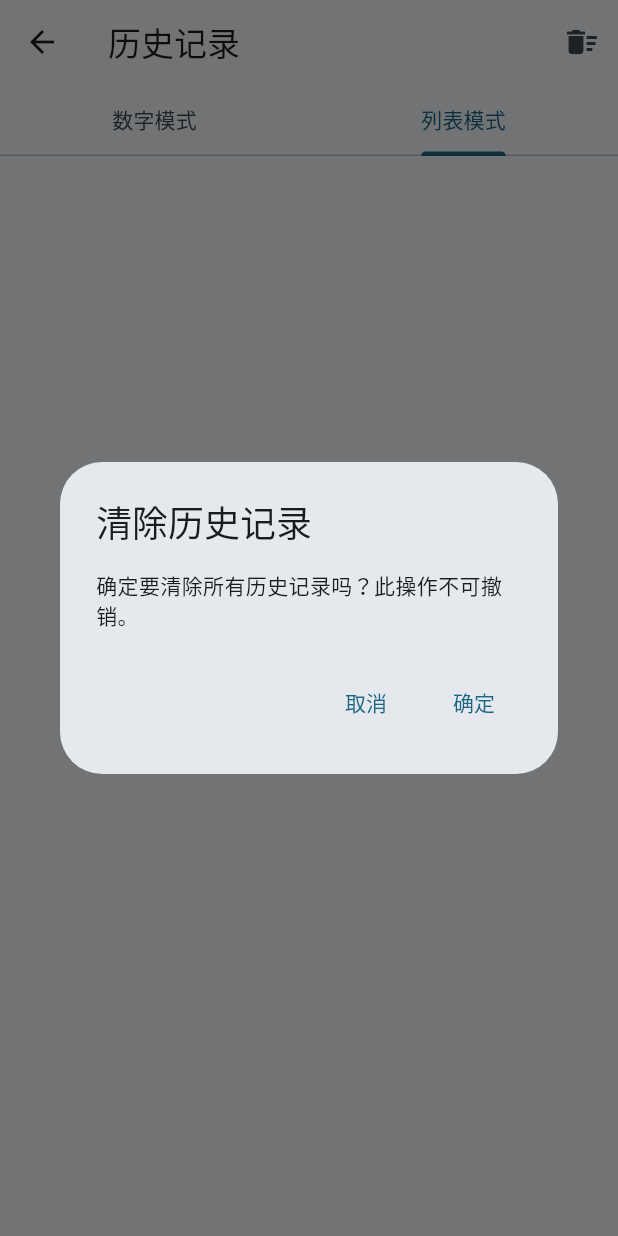
After one commit to mimai114514/random_flutter, a Flutter app: the HistoryPage screen opened directly, tab 2 chosen, after a tap on the "delete sweep" icon, on a phone screen of 412 x 824 dp. The commit adds this screen. Run offline on Flutter 3.47's test engine with Material 3 defaults, Android fonts, the light colour scheme and no system bars; our stand-ins replace shared_preferences; accounts and stored records are empty.

Commit message:
完成历史记录功能

```diff
--- /dev/null
+++ b/lib/history_page.dart
@@ -0,0 +1,179 @@
+import 'package:flutter/material.dart';
+import 'package:provider/provider.dart';
+import 'models/history_model.dart';
+import 'providers/history_provider.dart';
+
+class HistoryPage extends StatefulWidget {
+  const HistoryPage({Key? key}) : super(key: key);
+
+  @override
+  _HistoryPageState createState() => _HistoryPageState();
+}
+
+class _HistoryPageState extends State<HistoryPage> with SingleTickerProviderStateMixin {
+  late TabController _tabController;
+
+  @override
+  void initState() {
+    super.initState();
+    _tabController = TabController(length: 2, vsync: this);
+
+    // 初始化时加载历史记录
+    WidgetsBinding.instance.addPostFrameCallback((_) {
+      Provider.of<HistoryProvider>(context, listen: false).loadHistoryRecords();
+    });
+  }
+
+  @override
+  void dispose() {
+    _tabController.dispose();
+    super.dispose();
+  }
+
+  @override
+  Widget build(BuildContext context) {
+    return Scaffold(
+      appBar: AppBar(
+        title: const Text('历史记录'),
+        bottom: TabBar(
+          controller: _tabController,
+          tabs: const [
+            Tab(text: '数字模式'),
+            Tab(text: '列表模式'),
+          ],
+        ),
+        actions: [
+          IconButton(
+            icon: const Icon(Icons.delete_sweep),
+            tooltip: '清除所有历史记录',
+            onPressed: () => _showClearHistoryDialog(context),
+          ),
+        ],
+      ),
+      body: TabBarView(
+        controller: _tabController,
+        children: const [
+          NumberHistoryTab(),
+          ListHistoryTab(),
+        ],
+      ),
+    );
+  }
+
+  void _showClearHistoryDialog(BuildContext context) {
+    showDialog(
+      context: context,
+      builder: (context) => AlertDialog(
+        title: const Text('清除历史记录'),
+        content: const Text('确定要清除所有历史记录吗？此操作不可撤销。'),
+        actions: [
+          TextButton(
+            onPressed: () => Navigator.of(context).pop(),
+            child: const Text('取消'),
+          ),
+          TextButton(
+            onPressed: () {
+              Provider.of<HistoryProvider>(context, listen: false).clearHistoryRecords();
+              Navigator.of(context).pop();
+            },
+            child: const Text('确定'),
+          ),
+        ],
+      ),
+    );
+  }
+}
+
+class NumberHistoryTab extends StatelessWidget {
+  const NumberHistoryTab({Key? key}) : super(key: key);
+
+  @override
+  Widget build(BuildContext context) {
+    return Consumer<HistoryProvider>(
+      builder: (context, historyProvider, child) {
+        if (historyProvider.isLoading) {
+          return const Center(child: CircularProgressIndicator());
+        }
+
+        final numberRecords = historyProvider.numberHistoryRecords;
+
+        if (numberRecords.isEmpty) {
+          return const Center(child: Text('暂无数字模式历史记录'));
+        }
+
+        return ListView.builder(
+          itemCount: numberRecords.length,
+          itemBuilder: (context, index) {
+            final record = numberRecords[index];
+            return ListTile(
+              title: Text(
+                record.result,
+                style: const TextStyle(fontSize: 18, fontWeight: FontWeight.bold),
+              ),
+              subtitle: Row(
+                children: [
+                  Text(
+                    record.formattedTimestamp,
+                    style: const TextStyle(fontSize: 12),
+                  ),
+                  const SizedBox(width: 10),
+                  Text(
+                    '范围: ${record.range}',
+                    style: const TextStyle(fontSize: 12),
+                  ),
+                ],
+              ),
+            );
+          },
+        );
+      },
+    );
+  }
+}
+
+class ListHistoryTab extends StatelessWidget {
+  const ListHistoryTab({Key? key}) : super(key: key);
+
+  @override
+  Widget build(BuildContext context) {
+    return Consumer<HistoryProvider>(
+      builder: (context, historyProvider, child) {
+        if (historyProvider.isLoading) {
+          return const Center(child: CircularProgressIndicator());
+        }
+
+        final listRecords = historyProvider.listHistoryRecords;
+
+        if (listRecords.isEmpty) {
+          return const Center(child: Text('暂无列表模式历史记录'));
+        }
+
+        return ListView.builder(
+          itemCount: listRecords.length,
+          itemBuilder: (context, index) {
+            final record = listRecords[index];
+            return ListTile(
+              title: Text(
+                record.result,
+                style: const TextStyle(fontSize: 18, fontWeight: FontWeight.bold),
+              ),
+              subtitle: Row(
+                children: [
+                  Text(
+                    record.formattedTimestamp,
+                    style: const TextStyle(fontSize: 12),
+                  ),
+                  const SizedBox(width: 10),
+                  Text(
+                    '列表: ${record.listName}',
+                    style: const TextStyle(fontSize: 12),
+                  ),
+                ],
+              ),
+            );
+          },
+        );
+      },
+    );
+  }
+}
--- /dev/null
+++ b/lib/models/history_model.dart
@@ -0,0 +1,112 @@
+import 'dart:convert';
+import 'package:flutter/foundation.dart';
+import 'list_model.dart';
+
+// 历史记录基类
+abstract class HistoryRecord {
+  final String id;
+  final DateTime timestamp;
+  final String result;
+
+  HistoryRecord({
+    required this.id,
+    required this.timestamp,
+    required this.result,
+  });
+
+  Map<String, dynamic> toJson();
+
+  String get formattedTimestamp {
+    return '${timestamp.year}-${timestamp.month.toString().padLeft(2, '0')}-${timestamp.day.toString().padLeft(2, '0')} '
+           '${timestamp.hour.toString().padLeft(2, '0')}:${timestamp.minute.toString().padLeft(2, '0')}:${timestamp.second.toString().padLeft(2, '0')}';
+  }
+}
+
+// 数字模式历史记录
+class NumberHistoryRecord extends HistoryRecord {
+  final int minValue;
+  final int maxValue;
+
+  NumberHistoryRecord({
+    required String id,
+    required DateTime timestamp,
+    required String result,
+    required this.minValue,
+    required this.maxValue,
+  }) : super(id: id, timestamp: timestamp, result: result);
+
+  factory NumberHistoryRecord.fromJson(Map<String, dynamic> json) {
+    return NumberHistoryRecord(
+      id: json['id'],
+      timestamp: DateTime.parse(json['timestamp']),
+      result: json['result'],
+      minValue: json['minValue'],
+      maxValue: json['maxValue'],
+    );
+  }
+
+  @override
+  Map<String, dynamic> toJson() {
+    return {
+      'id': id,
+      'timestamp': timestamp.toIso8601String(),
+      'result': result,
+      'minValue': minValue,
+      'maxValue': maxValue,
+      'type': 'number',
+    };
+  }
+
+  String get range => '$minValue-$maxValue';
+}
+
+// 列表模式历史记录
+class ListHistoryRecord extends HistoryRecord {
+  final String listId;
+  final String listName;
+
+  ListHistoryRecord({
+    required String id,
+    required DateTime timestamp,
+    required String result,
+    required this.listId,
+    required this.listName,
+  }) : super(id: id, timestamp: timestamp, result: result);
+
+  factory ListHistoryRecord.fromJson(Map<String, dynamic> json) {
+    return ListHistoryRecord(
+      id: json['id'],
+      timestamp: DateTime.parse(json['timestamp']),
+      result: json['result'],
+      listId: json['listId'],
+      listName: json['listName'],
+    );
+  }
+
+  @override
+  Map<String, dynamic> toJson() {
+    return {
+      'id': id,
+      'timestamp': timestamp.toIso8601String(),
+      'result': result,
+      'listId': listId,
+      'listName': listName,
+      'type': 'list',
+    };
+  }
+}
+
+// 历史记录工厂方法
+class HistoryRecordFactory {
+  static HistoryRecord fromJson(Map<String, dynamic> json) {
+    final type = json['type'];
+
+    if (type == 'number') {
+      return NumberHistoryRecord.fromJson(json);
+    } else if (type == 'list') {
+      return ListHistoryRecord.fromJson(json);
+    } else {
+      throw Exception('Unknown history record type: $type');
+    }
+  }
+}
--- /dev/null
+++ b/lib/providers/history_provider.dart
@@ -0,0 +1,81 @@
+import 'package:flutter/foundation.dart';
+import 'package:uuid/uuid.dart';
+import '../models/history_model.dart';
+import '../services/history_storage_service.dart';
+
+class HistoryProvider extends ChangeNotifier {
+  final HistoryStorageService _storageService = HistoryStorageService();
+  List<HistoryRecord> _historyRecords = [];
+  bool _isLoading = true;
+
+  // Getters
+  List<HistoryRecord> get historyRecords => _historyRecords;
+  List<NumberHistoryRecord> get numberHistoryRecords =>
+      _historyRecords.whereType<NumberHistoryRecord>().toList();
+  List<ListHistoryRecord> get listHistoryRecords =>
+      _historyRecords.whereType<ListHistoryRecord>().toList();
+  bool get isLoading => _isLoading;
+
+  // 初始化加载历史记录
+  Future<void> loadHistoryRecords() async {
+    _isLoading = true;
+    notifyListeners();
+
+    final records = await _storageService.getHistoryRecords();
+    _historyRecords = records;
+    _isLoading = false;
+    notifyListeners();
+  }
+
+  // 添加数字模式历史记录
+  Future<bool> addNumberHistoryRecord({
+    required int minValue,
+    required int maxValue,
+    required String result,
+  }) async {
+    final record = NumberHistoryRecord(
+      id: const Uuid().v4(),
+      timestamp: DateTime.now(),
+      result: result,
+      minValue: minValue,
+      maxValue: maxValue,
+    );
+
+    final success = await _storageService.addHistoryRecord(record);
+    if (success) {
+      await loadHistoryRecords(); // 重新加载历史记录
+    }
+    return success;
+  }
+
+  // 添加列表模式历史记录
+  Future<bool> addListHistoryRecord({
+    required String listId,
+    required String listName,
+    required String result,
+  }) async {
+    final record = ListHistoryRecord(
+      id: const Uuid().v4(),
+      timestamp: DateTime.now(),
+      result: result,
+      listId: listId,
+      listName: listName,
+    );
+
+    final success = await _storageService.addHistoryRecord(record);
+    if (success) {
+      await loadHistoryRecords(); // 重新加载历史记录
+    }
+    return success;
+  }
+
+  // 清除所有历史记录
+  Future<bool> clearHistoryRecords() async {
+    final success = await _storageService.clearHistoryRecords();
+    if (success) {
+      _historyRecords = [];
+      notifyListeners();
+    }
+    return success;
+  }
+}
--- /dev/null
+++ b/lib/services/history_storage_service.dart
@@ -0,0 +1,85 @@
+import 'dart:convert';
+import 'package:shared_preferences/shared_preferences.dart';
+import '../models/history_model.dart';
+
+class HistoryStorageService {
+  static const String _historyKey = 'history_records';
+
+  // 保存所有历史记录
+  Future<bool> saveHistoryRecords(List<HistoryRecord> records) async {
+    try {
+      final prefs = await SharedPreferences.getInstance();
+      final jsonRecords = records.map((record) => jsonEncode(record.toJson())).toList();
+      return await prefs.setStringList(_historyKey, jsonRecords);
+    } catch (e) {
+      print('保存历史记录失败: $e');
+      return false;
+    }
+  }
+
+  // 获取所有历史记录
+  Future<List<HistoryRecord>> getHistoryRecords() async {
+    try {
+      final prefs = await SharedPreferences.getInstance();
+      final jsonRecords = prefs.getStringList(_historyKey) ?? [];
+
+      return jsonRecords
+          .map((jsonRecord) => HistoryRecordFactory.fromJson(jsonDecode(jsonRecord)))
+          .toList();
+    } catch (e) {
+      print('获取历史记录失败: $e');
+      return [];
+    }
+  }
+
+  // 添加历史记录
+  Future<bool> addHistoryRecord(HistoryRecord record) async {
+    try {
+      final records = await getHistoryRecords();
+      records.insert(0, record); // 在列表开头添加新记录
+
+      // 限制历史记录数量，最多保存100条
+      if (records.length > 100) {
+        records.removeRange(100, records.length);
+      }
+
+      return await saveHistoryRecords(records);
+    } catch (e) {
+      print('添加历史记录失败: $e');
+      return false;
+    }
+  }
+
+  // 清除所有历史记录
+  Future<bool> clearHistoryRecords() async {
+    try {
+      final prefs = await SharedPreferences.getInstance();
+      return await prefs.remove(_historyKey);
+    } catch (e) {
+      print('清除历史记录失败: $e');
+      return false;
+    }
+  }
+
+  // 获取数字模式历史记录
+  Future<List<NumberHistoryRecord>> getNumberHistoryRecords() async {
+    try {
+      final allRecords = await getHistoryRecords();
+      return allRecords.whereType<NumberHistoryRecord>().toList();
+    } catch (e) {
+      print('获取数字模式历史记录失败: $e');
+      return [];
+    }
+  }
+
+  // 获取列表模式历史记录
+  Future<List<ListHistoryRecord>> getListHistoryRecords() async {
+    try {
+      final allRecords = await getHistoryRecords();
+      return allRecords.whereType<ListHistoryRecord>().toList();
+    } catch (e) {
+      print('获取列表模式历史记录失败: $e');
+      return [];
+    }
+  }
+}
--- a/lib/services/list_storage_service.dart
+++ b/lib/services/list_storage_service.dart
@@ -70,7 +70,7 @@ class ListStorageService {
       final index = lists.indexWhere((list) => list.id == listId);
 
       if (index != -1) {
-        lists[index].incrementUsage();
+        lists[index] = lists[index].incrementUsage();
         return await saveLists(lists);
       }
       return false;
@@ -92,7 +92,7 @@ class ListStorageService {
         );
 
         if (itemIndex != -1) {
-          lists[listIndex].items[itemIndex].incrementUsage();
+          lists[listIndex].items[itemIndex] = lists[listIndex].items[itemIndex].incrementUsage();
           return await saveLists(lists);
         }
       }
```
Also changed, not shown: lib/main.dart (+6 -2 lines), lib/models/list_model.dart (+7 -1 lines), lib/navigation_base.dart (+23 -3 lines), lib/providers/list_provider.dart (+13 -3 lines).
